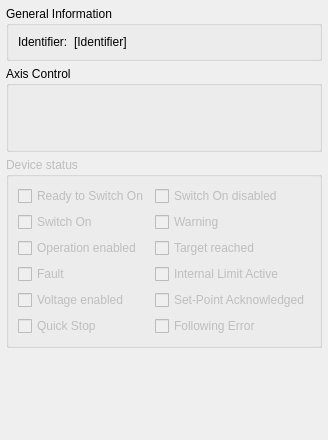
Qt form FaulhaberMCS/dockWidgetFaulhaberMCS.ui (itom-project/plugins) before a commit.
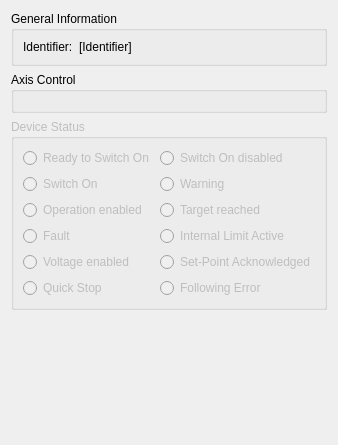
The same form after that commit. Custom widgets are drawn as their Qt base class.

Commit message: statusword in dockWidget

The edit to the form file:
```diff
--- a/FaulhaberMCS/dockWidgetFaulhaberMCS.ui
+++ b/FaulhaberMCS/dockWidgetFaulhaberMCS.ui
@@ -6,22 +6,29 @@
    <rect>
     <x>0</x>
     <y>0</y>
-    <width>321</width>
-    <height>440</height>
+    <width>335</width>
+    <height>445</height>
    </rect>
   </property>
   <property name="windowTitle">
    <string>Form</string>
   </property>
-  <layout class="QVBoxLayout" name="verticalLayout_2">
-   <property name="spacing">
-    <number>5</number>
-   </property>
-   <property name="margin" stdset="0">
-    <number>6</number>
-   </property>
-   <item>
-    <widget class="QGroupBox" name="groupInfo">
+  <layout class="QGridLayout" name="gridLayout_2">
+   <item row="3" column="0">
+    <spacer name="verticalSpacer">
+     <property name="orientation">
+      <enum>Qt::Vertical</enum>
+     </property>
+     <property name="sizeHint" stdset="0">
+      <size>
+       <width>20</width>
+       <height>40</height>
+      </size>
+     </property>
+    </spacer>
+   </item>
+   <item row="0" column="0">
+    <widget class="QGroupBox" name="groupBoxGeneralInformation">
      <property name="title">
       <string>General Information</string>
      </property>
@@ -41,6 +48,12 @@
       </item>
       <item>
        <widget class="QLabel" name="lblIdentifier">
+        <property name="sizePolicy">
+         <sizepolicy hsizetype="Preferred" vsizetype="Maximum">
+          <horstretch>0</horstretch>
+          <verstretch>0</verstretch>
+         </sizepolicy>
+        </property>
         <property name="text">
          <string>[Identifier]</string>
         </property>
@@ -49,137 +62,153 @@
      </layout>
     </widget>
    </item>
-   <item>
-    <widget class="QGroupBox" name="groupBox">
+   <item row="1" column="0">
+    <widget class="QGroupBox" name="groupBoxAxisControl">
      <property name="title">
       <string>Axis Control</string>
      </property>
      <layout class="QGridLayout" name="gridLayout">
       <item row="0" column="0">
-       <widget class="MotorAxisController" name="axisController">
-        <property name="sizePolicy">
-         <sizepolicy hsizetype="Preferred" vsizetype="Expanding">
-          <horstretch>0</horstretch>
-          <verstretch>0</verstretch>
-         </sizepolicy>
-        </property>
-       </widget>
+       <widget class="MotorAxisController" name="axisController"/>
       </item>
      </layout>
     </widget>
    </item>
-   <item>
+   <item row="2" column="0">
     <widget class="QGroupBox" name="groupBoxDeviceStatus">
      <property name="enabled">
       <bool>false</bool>
      </property>
      <property name="title">
-      <string>Device status</string>
+      <string>Device Status</string>
      </property>
      <layout class="QGridLayout" name="gridLayout_3">
-      <item row="0" column="0">
-       <widget class="QCheckBox" name="checkBoxReadyToSwitchOn">
-        <property name="text">
-         <string>Ready to Switch On</string>
-        </property>
-        <property name="checkable">
-         <bool>true</bool>
-        </property>
-       </widget>
-      </item>
       <item row="5" column="0">
-       <widget class="QCheckBox" name="checkBoxQuickStop">
+       <widget class="QRadioButton" name="radioButtonQuickStop">
         <property name="text">
          <string>Quick Stop</string>
         </property>
-       </widget>
-      </item>
-      <item row="2" column="0">
-       <widget class="QCheckBox" name="checkBoxOperationEnabled">
-        <property name="text">
-         <string>Operation enabled</string>
-        </property>
-       </widget>
-      </item>
-      <item row="1" column="0">
-       <widget class="QCheckBox" name="checkBoxSwitchOn">
-        <property name="text">
-         <string>Switch On</string>
+        <property name="autoExclusive">
+         <bool>false</bool>
         </property>
        </widget>
       </item>
       <item row="4" column="0">
-       <widget class="QCheckBox" name="checkBoxVoltageEnabled">
+       <widget class="QRadioButton" name="radioButtonVoltageEnabled">
         <property name="text">
          <string>Voltage enabled</string>
         </property>
-       </widget>
-      </item>
-      <item row="3" column="0">
-       <widget class="QCheckBox" name="checkBoxFault">
-        <property name="text">
-         <string>Fault</string>
+        <property name="autoExclusive">
+         <bool>false</bool>
         </property>
        </widget>
       </item>
       <item row="0" column="1">
-       <widget class="QCheckBox" name="checkBoxSwitchOnDisabled">
+       <widget class="QRadioButton" name="radioButtonSwitchOnDisabled">
         <property name="text">
          <string>Switch On disabled</string>
         </property>
        </widget>
       </item>
-      <item row="1" column="1">
-       <widget class="QCheckBox" name="checkBoxWarning">
+      <item row="0" column="0">
+       <widget class="QRadioButton" name="radioButtonReadyToSwitchOn">
         <property name="text">
-         <string>Warning</string>
+         <string>Ready to Switch On</string>
         </property>
+        <property name="checkable">
+         <bool>true</bool>
+        </property>
+        <property name="checked">
+         <bool>false</bool>
+        </property>
+        <property name="autoExclusive">
+         <bool>false</bool>
+        </property>
        </widget>
       </item>
-      <item row="2" column="1">
-       <widget class="QCheckBox" name="checkBoxTargetReached">
+      <item row="2" column="0">
+       <widget class="QRadioButton" name="radioButtonOperationEnabled">
         <property name="text">
-         <string>Target reached</string>
+         <string>Operation enabled</string>
+        </property>
+        <property name="autoExclusive">
+         <bool>false</bool>
+        </property>
+       </widget>
+      </item>
+      <item row="1" column="0">
+       <widget class="QRadioButton" name="radioButtonSwitchOn">
+        <property name="text">
+         <string>Switch On</string>
+        </property>
+        <property name="checkable">
+         <bool>true</bool>
+        </property>
+        <property name="autoExclusive">
+         <bool>false</bool>
         </property>
        </widget>
       </item>
       <item row="3" column="1">
-       <widget class="QCheckBox" name="checkBoxInternalLimitActive">
+       <widget class="QRadioButton" name="radioButtonInternalLimitActive">
         <property name="text">
          <string>Internal Limit Active</string>
         </property>
        </widget>
       </item>
       <item row="4" column="1">
-       <widget class="QCheckBox" name="checkBoxSetPointAcknowledged">
+       <widget class="QRadioButton" name="radioButtonSetPointAcknowledged">
         <property name="text">
          <string>Set-Point Acknowledged</string>
         </property>
+        <property name="autoExclusive">
+         <bool>false</bool>
+        </property>
+       </widget>
+      </item>
+      <item row="1" column="1">
+       <widget class="QRadioButton" name="radioButtonWarning">
+        <property name="text">
+         <string>Warning</string>
+        </property>
+        <property name="autoExclusive">
+         <bool>false</bool>
+        </property>
        </widget>
       </item>
       <item row="5" column="1">
-       <widget class="QCheckBox" name="checkBoxFollowingError">
+       <widget class="QRadioButton" name="radioButtonFollowingError">
         <property name="text">
          <string>Following Error</string>
         </property>
+        <property name="autoExclusive">
+         <bool>false</bool>
+        </property>
+       </widget>
+      </item>
+      <item row="3" column="0">
+       <widget class="QRadioButton" name="radioButtonFault">
+        <property name="text">
+         <string>Fault</string>
+        </property>
+        <property name="autoExclusive">
+         <bool>false</bool>
+        </property>
+       </widget>
+      </item>
+      <item row="2" column="1">
+       <widget class="QRadioButton" name="radioButtonTargetReached">
+        <property name="text">
+         <string>Target reached</string>
+        </property>
+        <property name="autoExclusive">
+         <bool>false</bool>
+        </property>
        </widget>
       </item>
      </layout>
     </widget>
    </item>
-   <item>
-    <spacer name="verticalSpacer">
-     <property name="orientation">
-      <enum>Qt::Vertical</enum>
-     </property>
-     <property name="sizeHint" stdset="0">
-      <size>
-       <width>20</width>
-       <height>40</height>
-      </size>
-     </property>
-    </spacer>
-   </item>
   </layout>
  </widget>
  <customwidgets>
```
Left out of the diff: 8 changed lines with no effect on the pictures. The commit also changes 2 other files.
